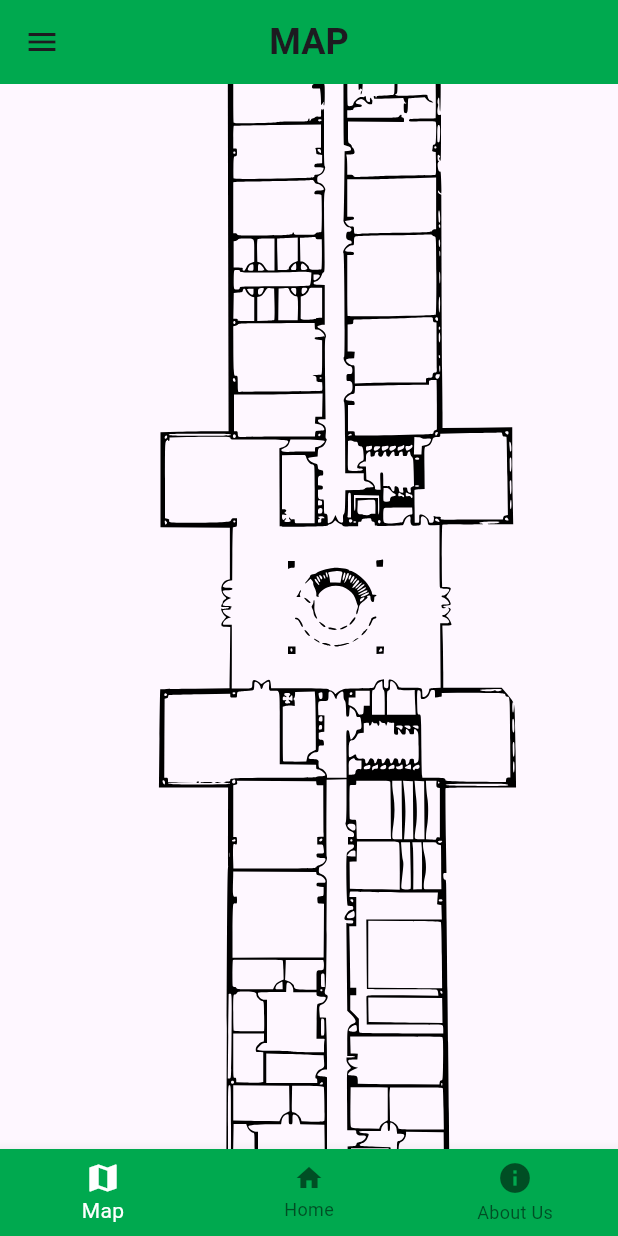
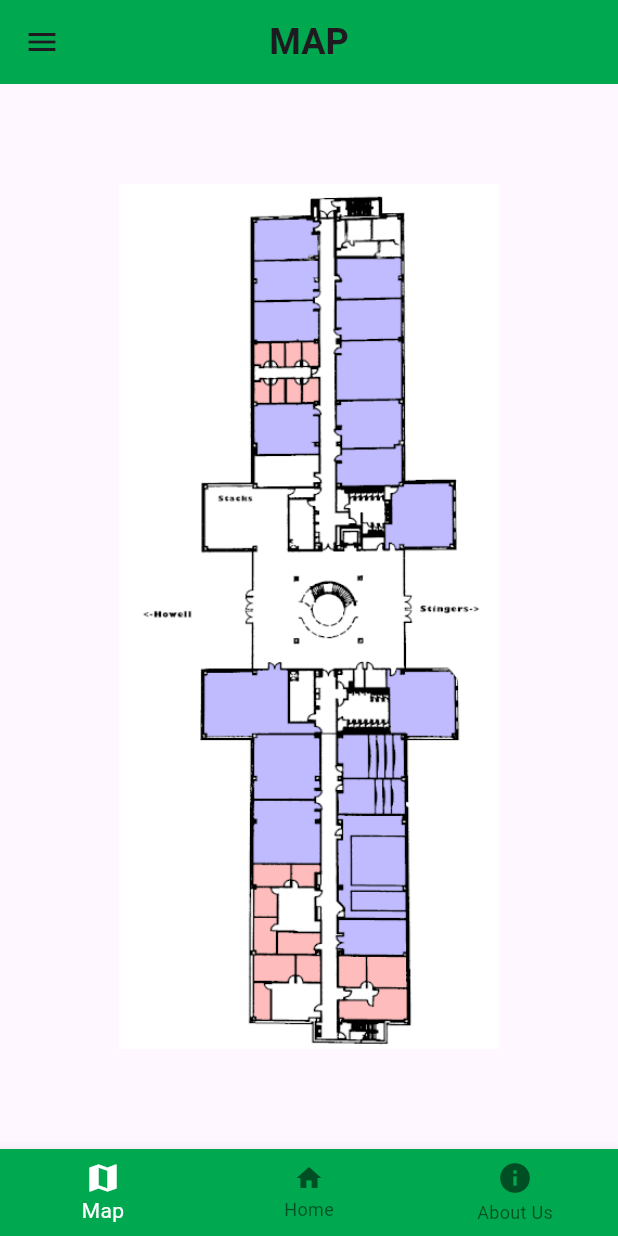
Before and after one commit to INDY-5-Team/Path_Finder, a Flutter app: the screen it shows after launch, on a phone screen of 412 x 824 dp. Run offline on Flutter 3.47's test engine with Material 3 defaults, Android fonts, the phone set to English and light mode, and no system bars; missing offline and left inert: dijkstra, mobile_scanner.

```diff
--- a/flutter-application/lib/Pages/map_page.dart
+++ b/flutter-application/lib/Pages/map_page.dart
@@ -1,5 +1,4 @@
 import 'package:flutter/material.dart';
-import 'package:flutter_svg/flutter_svg.dart';
 
 class MapPage extends StatelessWidget {
   final double textSize;
@@ -7,24 +6,19 @@ class MapPage extends StatelessWidget {
 
   @override
   Widget build(BuildContext context) {
-    final screenSize = MediaQuery.of(context).size;
-
-    return Scaffold(
-      body: InteractiveViewer(
-        panEnabled: true,
-        boundaryMargin: EdgeInsets.all(100),
-        minScale: 0.5,
-        maxScale: 4.0,
-        child: Center(
-          child: SizedBox(
-            width: screenSize.width * 2,
-            height: screenSize.height * 2,
-            child: SvgPicture.asset(
-              'assets/images/mock_app_no_bg.svg',
-              fit: BoxFit.none,
-            ),
-          ),
-        ),
+    double screenHeight = MediaQuery.of(context).size.height * .7;
+    return Center(
+      child: Column(
+        mainAxisAlignment: MainAxisAlignment.center,
+        children: [
+          InteractiveViewer(
+              panEnabled: true,
+              child: Image.asset(
+                'assets/images/mock_app.png',
+                width: screenHeight * 0.75,
+                height: screenHeight,
+              ))
+        ],
       ),
     );
   }
--- a/flutter-application/pubspec.yaml
+++ b/flutter-application/pubspec.yaml
@@ -36,7 +36,6 @@ dependencies:
   cupertino_icons: ^1.0.8
   mobile_scanner: ^6.0.2
   dijkstra: ^0.0.4
-  flutter_svg: ^2.0.14
 
 
 dev_dependencies:
@@ -97,8 +96,6 @@ flutter:
       - assets/images/choa_banner_logo.png
       - assets/images/choa_building.jpg
       - assets/images/mock_app.png
-      - assets/images/mock_app.svg
-      - assets/images/mock_app_no_bg.svg
 
 
   # The followin g adds png of CHOA Logo Icon to your application.
```
Also changed, not shown: flutter-application/assets/images/mock_app.svg (deleted), flutter-application/assets/images/mock_app_no_bg.svg (deleted).
